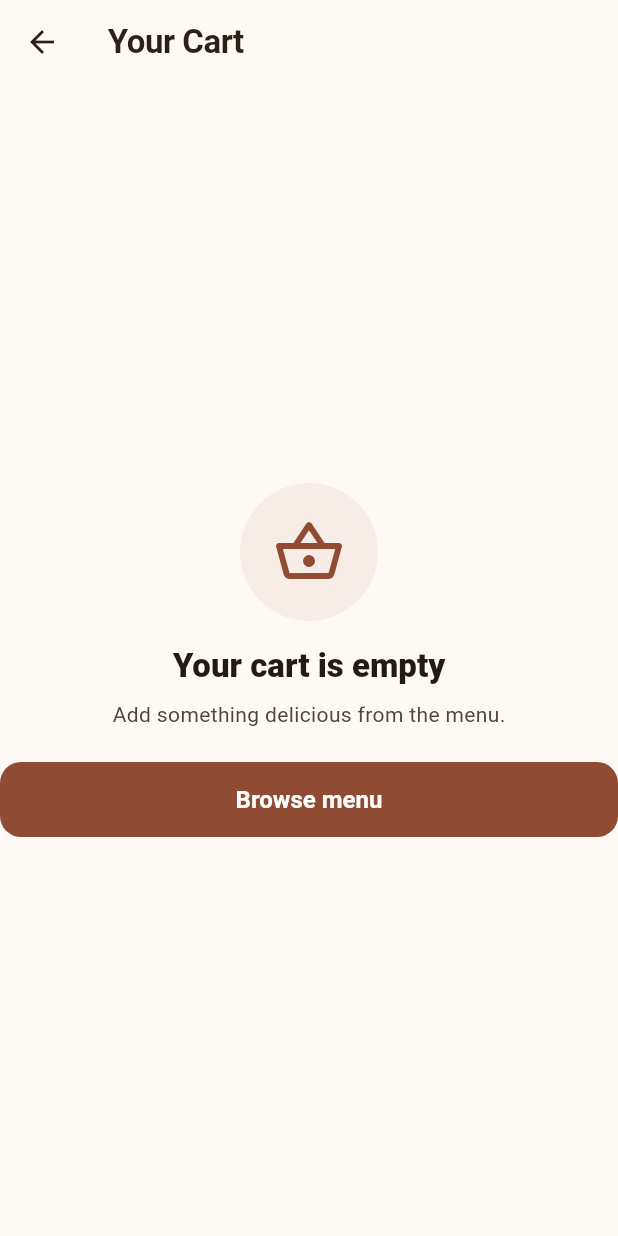
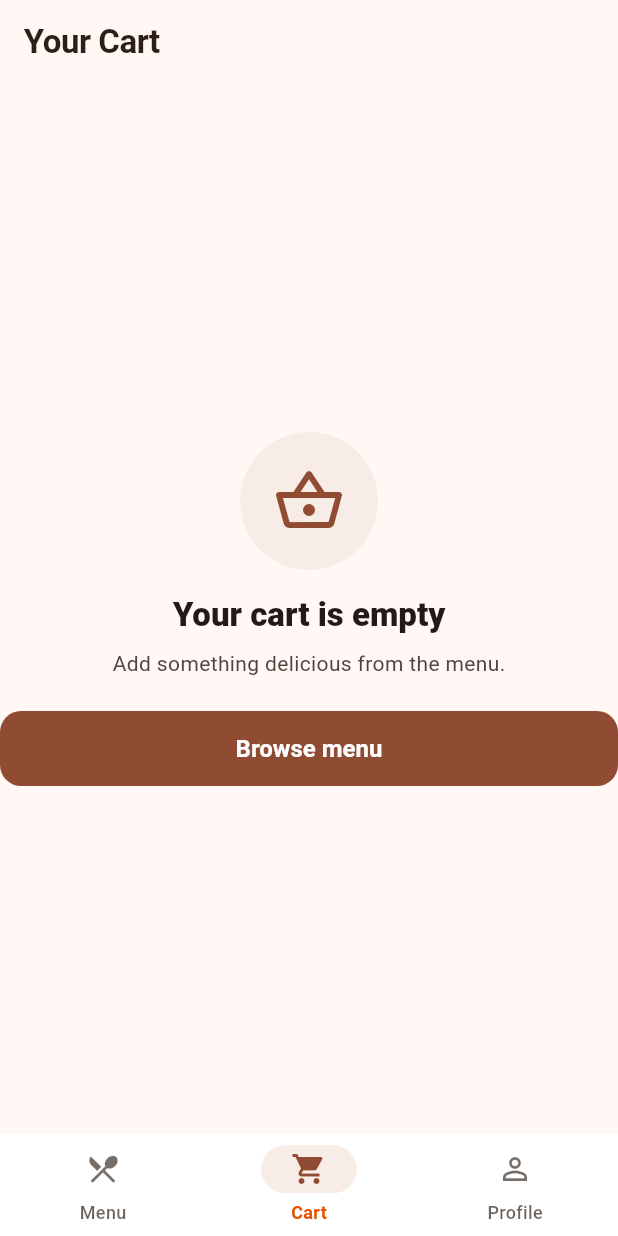
Before and after one commit to devDoniaAlhosin/food-ordering-provider-hive, a Flutter app: the screen it shows once a user with an empty profile is signed in, scrolled down 576 dp, after a tap on the "shopping cart" icon, on a phone screen of 412 x 824 dp. Run offline on Flutter 3.47's test engine with Material 3 defaults, Android fonts, the phone set to English and light mode, and no system bars; our stand-ins replace cloud_firestore, firebase_auth, firebase_core, firebase_messaging, flutter_local_notifications, hive and 1 more; accounts and stored records are empty; network calls fail.

Commit message:
Add bottom tab navigation and Session 24 FCM screenshots.
Menu, Cart, and Profile use a Material bottom bar; README includes fcmToken and order-placed notification shots.

```diff
--- a/lib/View/auth_gate.dart
+++ b/lib/View/auth_gate.dart
@@ -4,7 +4,7 @@ import 'package:provider/provider.dart';
 import '../Provider/auth_provider.dart';
 import '../Provider/user_provider.dart';
 import 'auth/login_screen.dart';
-import 'food_menu_screen.dart';
+import 'main_shell.dart';
 
 /// Shows [LoginScreen] until Firebase Auth reports a signed-in user.
 /// Also syncs the Firestore profile when auth state changes.
@@ -45,7 +45,7 @@ class _AuthGateState extends State<AuthGate> {
     final auth = context.watch<AppAuthProvider>();
 
     if (auth.isLoggedIn) {
-      return const FoodMenuScreen();
+      return const MainShell();
     }
     return const LoginScreen();
   }
--- a/lib/View/food_menu_screen.dart
+++ b/lib/View/food_menu_screen.dart
@@ -16,7 +16,17 @@ import 'widgets/food_card.dart';
 
 /// Food catalog screen (MVC View).
 class FoodMenuScreen extends StatefulWidget {
-  const FoodMenuScreen({super.key});
+  const FoodMenuScreen({
+    super.key,
+    this.onOpenCart,
+    this.onOpenProfile,
+  });
+
+  /// When set (e.g. from [MainShell]), opens the Cart tab instead of pushing.
+  final VoidCallback? onOpenCart;
+
+  /// When set (e.g. from [MainShell]), opens the Profile tab instead of pushing.
+  final VoidCallback? onOpenProfile;
 
   @override
   State<FoodMenuScreen> createState() => _FoodMenuScreenState();
@@ -125,10 +135,13 @@ class _FoodMenuScreenState extends State<FoodMenuScreen> {
           if (value == 'logout') {
             await auth.logout();
           } else if (value == 'profile') {
-            if (!context.mounted) return;
-            Navigator.of(context).push(
-              MaterialPageRoute<void>(builder: (_) => const ProfileScreen()),
-            );
+            if (widget.onOpenProfile != null) {
+              widget.onOpenProfile!();
+            } else if (context.mounted) {
+              Navigator.of(context).push(
+                MaterialPageRoute<void>(builder: (_) => const ProfileScreen()),
+              );
+            }
           } else if (value == 'users' && isAdmin) {
             if (!context.mounted) return;
             Navigator.of(context).push(
@@ -234,7 +247,13 @@ class _FoodMenuScreenState extends State<FoodMenuScreen> {
         ScaffoldMessenger.of(context).showSnackBar(
           SnackBar(
             content: Text('${food.name} added to cart'),
-            duration: const Duration(seconds: 1),
+            duration: const Duration(seconds: 2),
+            action: widget.onOpenCart == null
+                ? null
+                : SnackBarAction(
+                    label: 'View cart',
+                    onPressed: widget.onOpenCart!,
+                  ),
           ),
         );
       }
@@ -282,6 +301,10 @@ class _FoodMenuScreenState extends State<FoodMenuScreen> {
                 ),
                 icon: const Icon(Icons.shopping_cart_outlined),
                 onPressed: () {
+                  if (widget.onOpenCart != null) {
+                    widget.onOpenCart!();
+                    return;
+                  }
                   Navigator.of(context).push(
                     MaterialPageRoute<void>(
                       builder: (_) => const CartScreen(),
--- /dev/null
+++ b/lib/View/main_shell.dart
@@ -0,0 +1,80 @@
+import 'package:flutter/material.dart';
+import 'package:provider/provider.dart';
+
+import '../Provider/order_provider.dart';
+import '../theme/app_theme.dart';
+import 'cart_screen.dart';
+import 'food_menu_screen.dart';
+import 'profile_screen.dart';
+
+/// Root shell with Material 3 bottom navigation for mobile.
+class MainShell extends StatefulWidget {
+  const MainShell({super.key});
+
+  @override
+  State<MainShell> createState() => _MainShellState();
+}
+
+class _MainShellState extends State<MainShell> {
+  int _index = 0;
+
+  void _goTo(int index) {
+    if (_index == index) return;
+    setState(() => _index = index);
+  }
+
+  @override
+  Widget build(BuildContext context) {
+    final cartCount = context.watch<OrderProvider>().totalQuantity;
+    final theme = Theme.of(context);
+
+    return Scaffold(
+      body: IndexedStack(
+        index: _index,
+        children: [
+          FoodMenuScreen(
+            onOpenCart: () => _goTo(1),
+            onOpenProfile: () => _goTo(2),
+          ),
+          const CartScreen(),
+          const ProfileScreen(),
+        ],
+      ),
+      bottomNavigationBar: NavigationBar(
+        selectedIndex: _index,
+        onDestinationSelected: _goTo,
+        backgroundColor: Colors.white,
+        indicatorColor: AppTheme.peach,
+        labelBehavior: NavigationDestinationLabelBehavior.alwaysShow,
+        destinations: [
+          const NavigationDestination(
+            icon: Icon(Icons.restaurant_menu_outlined),
+            selectedIcon: Icon(Icons.restaurant_menu),
+            label: 'Menu',
+          ),
+          NavigationDestination(
+            icon: Badge(
+              isLabelVisible: cartCount > 0,
+              label: Text('$cartCount'),
+              child: const Icon(Icons.shopping_cart_outlined),
+            ),
+            selectedIcon: Badge(
+              isLabelVisible: cartCount > 0,
+              label: Text('$cartCount'),
+              child: Icon(
+                Icons.shopping_cart,
+                color: theme.colorScheme.primary,
+              ),
+            ),
+            label: 'Cart',
+          ),
+          const NavigationDestination(
+            icon: Icon(Icons.person_outline),
+            selectedIcon: Icon(Icons.person),
+            label: 'Profile',
+          ),
+        ],
+      ),
+    );
+  }
+}
--- a/lib/View/profile_screen.dart
+++ b/lib/View/profile_screen.dart
@@ -1,10 +1,12 @@
 import 'package:flutter/material.dart';
 import 'package:provider/provider.dart';
 
+import '../Provider/auth_provider.dart';
 import '../Provider/user_provider.dart';
 import '../extensions/string_validators.dart';
 import '../extensions/text_form_field_extensions.dart';
 import '../theme/app_theme.dart';
+import 'users_list_screen.dart';
 
 /// View / edit the logged-in user's Firestore profile.
 class ProfileScreen extends StatefulWidget {
@@ -409,6 +411,30 @@ class _ProfileScreenState extends State<ProfileScreen> {
                             ],
                           ),
                         ),
+                        const SizedBox(height: 16),
+                        if (users.isAdmin) ...[
+                          OutlinedButton.icon(
+                            onPressed: () {
+                              Navigator.of(context).push(
+                                MaterialPageRoute<void>(
+                                  builder: (_) => const UsersListScreen(),
+                                ),
+                              );
+                            },
+                            icon: const Icon(
+                              Icons.admin_panel_settings_outlined,
+                            ),
+                            label: const Text('Manage users'),
+                          ),
+                          const SizedBox(height: 10),
+                        ],
+                        OutlinedButton.icon(
+                          onPressed: () async {
+                            await context.read<AppAuthProvider>().logout();
+                          },
+                          icon: const Icon(Icons.logout),
+                          label: const Text('Sign out'),
+                        ),
                       ],
                     ),
                   ),
--- a/lib/theme/app_theme.dart
+++ b/lib/theme/app_theme.dart
@@ -91,6 +91,27 @@ class AppTheme {
           borderSide: const BorderSide(color: seed, width: 2),
         ),
       ),
+      navigationBarTheme: NavigationBarThemeData(
+        backgroundColor: Colors.white,
+        indicatorColor: peach,
+        elevation: 3,
+        height: 68,
+        labelTextStyle: WidgetStateProperty.resolveWith((states) {
+          final selected = states.contains(WidgetState.selected);
+          return TextStyle(
+            fontSize: 12,
+            fontWeight: selected ? FontWeight.w700 : FontWeight.w500,
+            color: selected ? seed : ink.withValues(alpha: 0.7),
+          );
+        }),
+        iconTheme: WidgetStateProperty.resolveWith((states) {
+          final selected = states.contains(WidgetState.selected);
+          return IconThemeData(
+            color: selected ? seed : ink.withValues(alpha: 0.65),
+            size: 24,
+          );
+        }),
+      ),
       snackBarTheme: SnackBarThemeData(
         behavior: SnackBarBehavior.floating,
         shape: RoundedRectangleBorder(borderRadius: BorderRadius.circular(12)),
```
Also changed, not shown: 7 other files.
